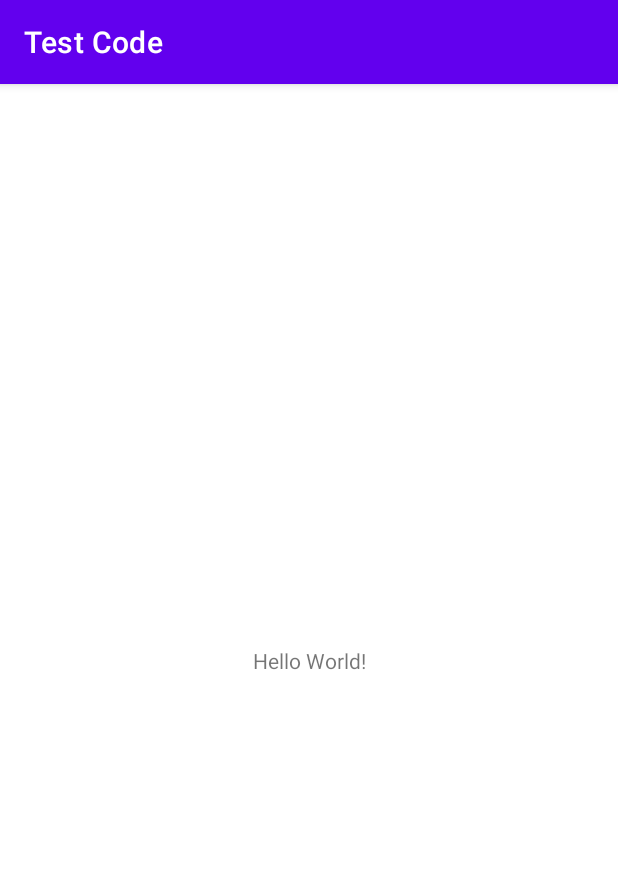
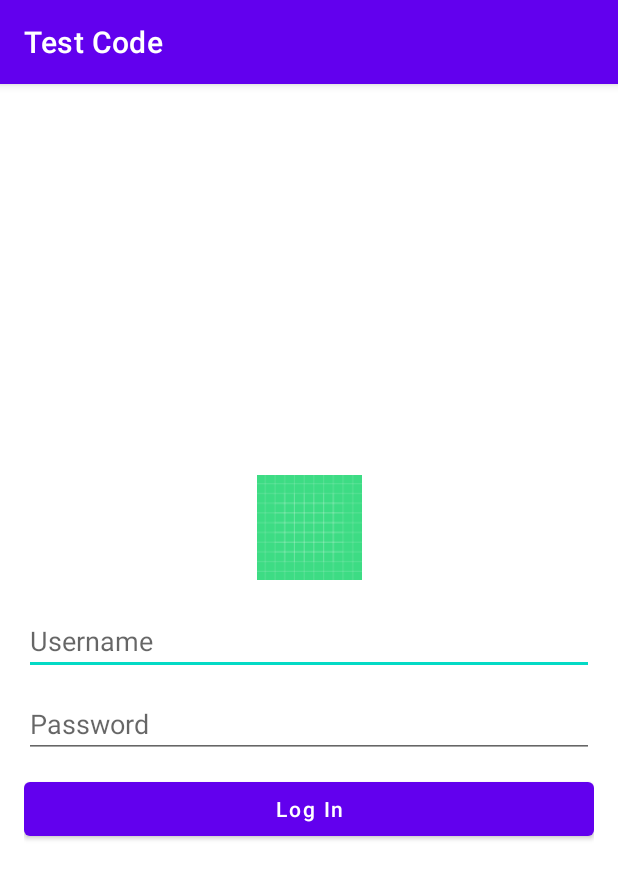
Before and after one commit to vikskod/Test-code, an Android app: the screen it shows after launch (MainActivity), on a phone screen of 412 x 824 dp. Shown: the top 879 px of the screen. Run offline under Robolectric (Android 15) with nearby library versions, the phone set to English and light mode, and no system bars; our stand-ins replace Dagger/Hilt's generated code, data binding.

Commit message:
Login screen using navigation graph added

```diff
--- a/app/src/main/java/com/example/testcode/MainApp.kt
+++ b/app/src/main/java/com/example/testcode/MainApp.kt
@@ -1,5 +1,7 @@
 package com.example.testcode
 
 import android.app.Application
+import dagger.hilt.android.HiltAndroidApp
 
+@HiltAndroidApp
 class MainApp : Application()
--- a/app/src/main/java/com/example/testcode/ui/activity/MainActivity.kt
+++ b/app/src/main/java/com/example/testcode/ui/activity/MainActivity.kt
@@ -3,10 +3,16 @@ package com.example.testcode.ui.activity
 import androidx.appcompat.app.AppCompatActivity
 import android.os.Bundle
 import com.example.testcode.R
+import com.example.testcode.databinding.ActivityMainBinding
+import dagger.hilt.android.AndroidEntryPoint
 
+@AndroidEntryPoint
 class MainActivity : AppCompatActivity() {
+
+    private lateinit var binding: ActivityMainBinding
     override fun onCreate(savedInstanceState: Bundle?) {
         super.onCreate(savedInstanceState)
-        setContentView(R.layout.activity_main)
+        binding = ActivityMainBinding.inflate(layoutInflater)
+        setContentView(binding.root)
     }
 }
--- /dev/null
+++ b/app/src/main/java/com/example/testcode/ui/fragment/LoginFragment.kt
@@ -0,0 +1,38 @@
+package com.example.testcode.ui.fragment
+
+import android.os.Bundle
+import android.view.LayoutInflater
+import android.view.View
+import android.view.ViewGroup
+import androidx.fragment.app.Fragment
+import com.example.testcode.R
+import com.example.testcode.databinding.FragmentLoginBinding
+import dagger.hilt.android.AndroidEntryPoint
+
+@AndroidEntryPoint
+class LoginFragment : Fragment(), View.OnClickListener {
+
+    private lateinit var binding: FragmentLoginBinding
+
+    override fun onCreateView(
+        inflater: LayoutInflater, container: ViewGroup?,
+        savedInstanceState: Bundle?
+    ): View? {
+        return inflater.inflate(R.layout.fragment_login, container, false)
+    }
+
+    override fun onViewCreated(view: View, savedInstanceState: Bundle?) {
+        super.onViewCreated(view, savedInstanceState)
+        binding = FragmentLoginBinding.bind(view)
+
+        binding.btnLogin.setOnClickListener(this)
+    }
+
+    override fun onClick(v: View?) {
+        when (v) {
+            binding.btnLogin -> {
+
+            }
+        }
+    }
+}
--- a/app/src/main/res/layout/activity_main.xml
+++ b/app/src/main/res/layout/activity_main.xml
@@ -1,18 +1,21 @@
 <?xml version="1.0" encoding="utf-8"?>
-<androidx.constraintlayout.widget.ConstraintLayout xmlns:android="http://schemas.android.com/apk/res/android"
-    xmlns:app="http://schemas.android.com/apk/res-auto"
-    xmlns:tools="http://schemas.android.com/tools"
-    android:layout_width="match_parent"
-    android:layout_height="match_parent"
-    tools:context=".ui.activity.MainActivity">
+<layout xmlns:android="http://schemas.android.com/apk/res/android"
+    xmlns:app="http://schemas.android.com/apk/res-auto">
 
-    <TextView
-        android:layout_width="wrap_content"
-        android:layout_height="wrap_content"
-        android:text="Hello World!"
-        app:layout_constraintBottom_toBottomOf="parent"
-        app:layout_constraintLeft_toLeftOf="parent"
-        app:layout_constraintRight_toRightOf="parent"
-        app:layout_constraintTop_toTopOf="parent" />
+    <androidx.constraintlayout.widget.ConstraintLayout
+        android:layout_width="match_parent"
+        android:layout_height="match_parent">
 
-</androidx.constraintlayout.widget.ConstraintLayout>
+        <androidx.fragment.app.FragmentContainerView
+            android:id="@+id/fragment"
+            android:name="androidx.navigation.fragment.NavHostFragment"
+            android:layout_width="0dp"
+            android:layout_height="0dp"
+            app:defaultNavHost="true"
+            app:layout_constraintBottom_toBottomOf="parent"
+            app:layout_constraintEnd_toEndOf="parent"
+            app:layout_constraintStart_toStartOf="parent"
+            app:layout_constraintTop_toTopOf="parent"
+            app:navGraph="@navigation/nav_graph" />
+    </androidx.constraintlayout.widget.ConstraintLayout>
+</layout>
--- /dev/null
+++ b/app/src/main/res/layout/fragment_login.xml
@@ -0,0 +1,68 @@
+<layout xmlns:android="http://schemas.android.com/apk/res/android">
+
+    <RelativeLayout
+        android:layout_width="match_parent"
+        android:layout_height="match_parent">
+
+        <ScrollView
+            android:layout_width="match_parent"
+            android:layout_height="match_parent"
+            android:fillViewport="true"
+            android:scrollbars="none">
+
+            <LinearLayout
+                android:layout_width="match_parent"
+                android:layout_height="wrap_content"
+                android:gravity="center"
+                android:orientation="vertical"
+                android:padding="16dp">
+
+                <ImageView
+                    android:layout_width="wrap_content"
+                    android:layout_height="70dp"
+                    android:src="@drawable/ic_launcher_background" />
+
+                <View
+                    android:layout_width="match_parent"
+                    android:layout_height="18dp" />
+
+                <EditText
+                    android:id="@+id/etUsername"
+                    android:layout_width="match_parent"
+                    android:layout_height="wrap_content"
+                    android:ems="15"
+                    android:hint="Username"
+                    android:imeOptions="flagNoExtractUi"
+                    android:inputType="phone"
+                    android:maxLength="10" />
+
+                <View
+                    android:layout_width="match_parent"
+                    android:layout_height="10dp" />
+
+                <EditText
+                    android:id="@+id/etPassword"
+                    android:layout_width="match_parent"
+                    android:layout_height="wrap_content"
+                    android:ems="15"
+                    android:hint="Password"
+                    android:imeOptions="flagNoExtractUi"
+                    android:inputType="textPassword" />
+
+                <View
+                    android:layout_width="match_parent"
+                    android:layout_height="10dp" />
+
+                <Button
+                    android:id="@+id/btnLogin"
+                    android:layout_width="match_parent"
+                    android:layout_height="wrap_content"
+                    android:text="Log In"
+                    android:textAllCaps="false" />
+
+            </LinearLayout>
+
+        </ScrollView>
+
+    </RelativeLayout>
+</layout>
--- /dev/null
+++ b/app/src/main/res/navigation/nav_graph.xml
@@ -0,0 +1,13 @@
+<?xml version="1.0" encoding="utf-8"?>
+<navigation xmlns:android="http://schemas.android.com/apk/res/android"
+    xmlns:app="http://schemas.android.com/apk/res-auto"
+    xmlns:tools="http://schemas.android.com/tools"
+    android:id="@+id/nav_graph"
+    app:startDestination="@id/loginFragment">
+
+    <fragment
+        android:id="@+id/loginFragment"
+        android:name="com.example.testcode.ui.fragment.LoginFragment"
+        android:label="fragment_login"
+        tools:layout="@layout/fragment_login" />
+</navigation>
```
